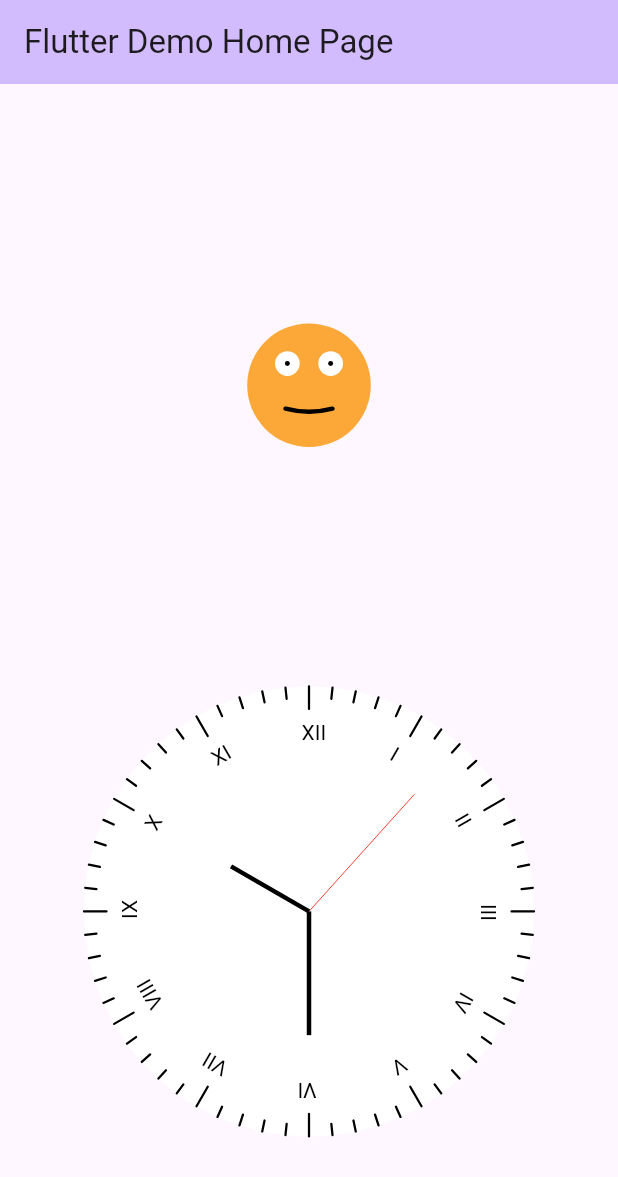
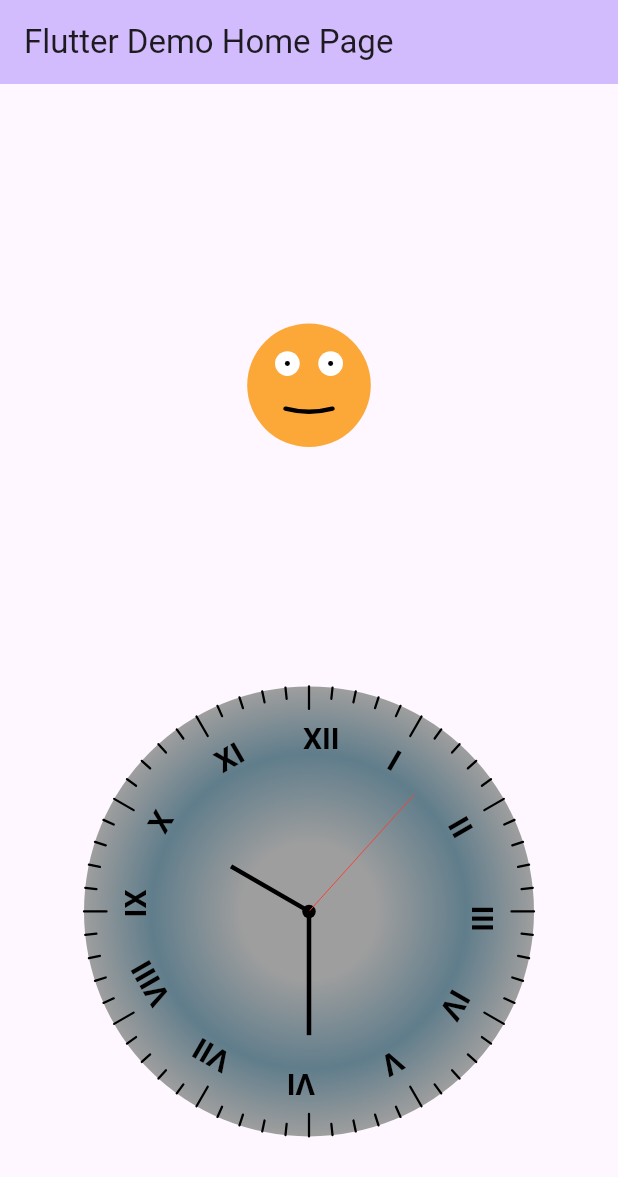
Before and after one commit to mKhurramNaseem/custom_painter, a Flutter app: the screen it shows after launch, on a phone screen of 412 x 824 dp. Shown: the top 1177 px of the screen. Run offline on Flutter 3.47's test engine with Material 2 defaults, Android fonts, the phone set to English and light mode, and no system bars.

Commit message:
First Phase final Commit

```diff
--- a/lib/main.dart
+++ b/lib/main.dart
@@ -38,6 +38,7 @@ class _MyHomePageState extends State<MyHomePage> {
   double _counter = 0;
   double _smileStrength = 0.3;
   double _radiusDecider = 0.7;
+  bool isDigits = false;
 
   @override
   void initState() {
@@ -63,7 +64,7 @@ class _MyHomePageState extends State<MyHomePage> {
     });
     Timer.periodic(const Duration(seconds: 1), (timer) {
       setState(() {
-
+        isDigits = !isDigits;
       });
     });
   }
@@ -98,7 +99,7 @@ class _MyHomePageState extends State<MyHomePage> {
               width: 300, //width * 0.2,
               height: 300, //height * 0.35,
               child: CustomPaint(
-                painter: WatchPainter(now: DateTime.now()),
+                painter: WatchPainter(now: DateTime.now(), isDigits: isDigits),
               ),
             ),
           ],
--- a/lib/watch_painter.dart
+++ b/lib/watch_painter.dart
@@ -1,10 +1,12 @@
 import 'dart:math';
+import 'dart:ui';
 
 import 'package:flutter/material.dart';
 
 class WatchPainter extends CustomPainter {
   DateTime now;
-  WatchPainter({required this.now});
+  bool isDigits;
+  WatchPainter({required this.now, this.isDigits = false});
   static const tickWidthDecider = 0.01;
   static const minuteTickHeightDecider = 0.05;
   static const hourTickHeightDecider = 0.1;
@@ -23,6 +25,20 @@ class WatchPainter extends CustomPainter {
     'X',
     'XI',
   ];
+  static const digits = [
+    '12',
+    '1',
+    '2',
+    '3',
+    '4',
+    '5',
+    '6',
+    '7',
+    '8',
+    '9',
+    '10',
+    '11',
+  ];
   bool isHour = false;
 
   @override
@@ -34,6 +50,12 @@ class WatchPainter extends CustomPainter {
     final centerOffset = Offset(width / 2, height / 2);
     final watchDialPaint = Paint()
       ..color = Colors.white
+      ..shader = const RadialGradient(
+        colors: [Colors.grey, Colors.blueGrey, Colors.grey],
+        stops: [0.3, 0.7, 1.0],
+      ).createShader(
+        Rect.fromLTWH(0, 0, width, height),
+      )
       ..style = PaintingStyle.fill;
 
     // Draw Watch Dial
@@ -66,6 +88,9 @@ class WatchPainter extends CustomPainter {
     final hourLineEndOffset = Offset(0, -radius + hourTickHeight);
     final minuteLineEndOffset = Offset(0, -radius + minuteTickHeight);
 
+    canvas.drawCircle(
+        centerOffset, radius * 0.03, Paint()..color = Colors.black);
+
     // Setting canvas start point
     canvas.save();
     canvas.translate(radius, radius);
@@ -78,15 +103,24 @@ class WatchPainter extends CustomPainter {
           : canvas.drawLine(lineStartOffset, minuteLineEndOffset, tickPaint);
       if (isHour) {
         if (i / 5 == now.hour) {
+          // canvas.drawPath(
+          //     Path()
+          //       ..moveTo(0, 0)
+          //       ..lineTo(0, -radius + hourHandGap)
+          //       ..close(),
+          //     hourHandPaint);
           canvas.drawLine(const Offset(0, 0), Offset(0, -radius + hourHandGap),
               hourHandPaint);
         }
         TextPainter()
           ..textDirection = TextDirection.ltr
           ..text = TextSpan(
-              text: romans[i ~/ 5], style: const TextStyle(color: Colors.black))
+            text: isDigits ? romans[i ~/ 5] : digits[i ~/ 5],
+            style: const TextStyle(
+                color: Colors.black, fontWeight: FontWeight.bold, fontSize: 20),
+          )
           ..layout()
-          ..paint(canvas, Offset(0 - 5, -radius + textGap));
+          ..paint(canvas, Offset(0 - 4, -radius + textGap));
       }
       if (i == now.minute) {
         canvas.drawLine(const Offset(0, 0), Offset(0, -radius + minuteHandGap),
```
